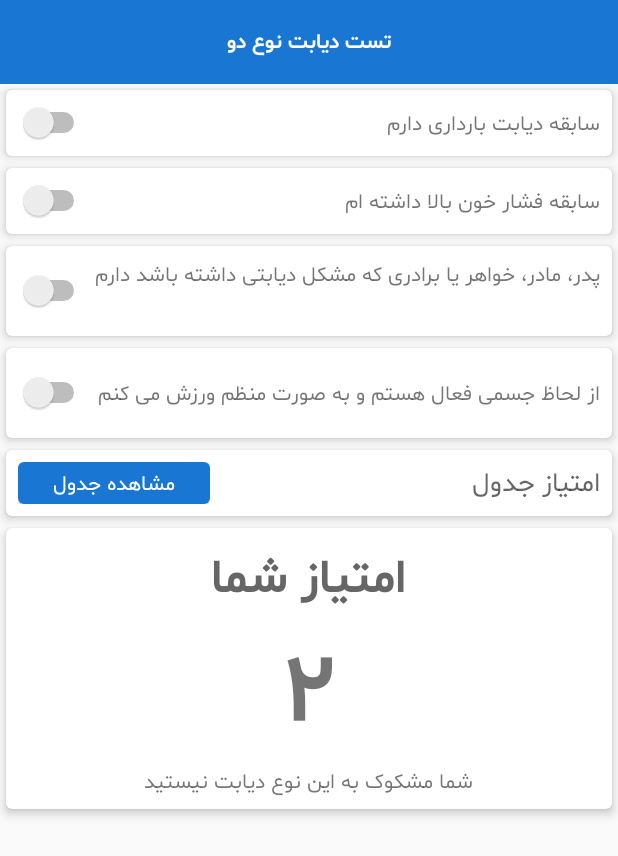
After one commit to danialnoaein/hackahealth2-diatel, an Android app: the DiabetesTypeTwoTestActivity screen opened directly, with no data from a screen before it, on a phone screen of 412 x 824 dp. The commit adds this screen. Shown: the top 856 px of the screen. Run offline under Robolectric (Android 15) with nearby library versions, the phone set to English and light mode, and no system bars.

Commit message:
Diabetes type 2 added.

```diff
--- a/app/src/main/java/fragments/main_fragments/CheckupFragment.java
+++ b/app/src/main/java/fragments/main_fragments/CheckupFragment.java
@@ -31,6 +31,7 @@ import java.util.ArrayList;
 
 import danialnoaein_widgets.TextView;
 import danialnoaein_widgets.TextViewBold;
+import hackahealth.diatel.DiabetesTypeTwoTestActivity;
 import hackahealth.diatel.GlucometerGuideActivity;
 import hackahealth.diatel.ImmediateCheckupActivity;
 import hackahealth.diatel.R;
@@ -88,6 +89,15 @@ public class CheckupFragment extends Fragment {
                 startActivity(intent);
             }
         });
+
+        ll_diabetes_risk_test.setOnClickListener(new View.OnClickListener() {
+            @Override
+            public void onClick(View v) {
+                Intent intent = new Intent(getActivity() , DiabetesTypeTwoTestActivity.class);
+                startActivity(intent);
+            }
+        });
+
 
 
     }
@@ -156,19 +166,11 @@ public class CheckupFragment extends Fragment {
 
     public void zoom(){
 
-//        Animation animation = AnimationUtils.loadAnimation(getContext(),
-//                R.anim.animation_zoom);
-//        tvb_start_checkup_btn_title.startAnimation(animation);
-//        animation.setRepeatMode(Animation.INFINITE);
-
         ObjectAnimator scaleAnim = ObjectAnimator.ofFloat(tv_tap_hint, "scaleX", 1.0f, 1.1f , 1.0f);
         scaleAnim.setDuration(1000);
         scaleAnim.setRepeatCount(ValueAnimator.INFINITE);
         scaleAnim.setRepeatMode(ValueAnimator.REVERSE/RESTART);
         scaleAnim.start();
 
-
-
-
     }
 }
--- /dev/null
+++ b/app/src/main/java/hackahealth/diatel/DiabetesTypeTwoTestActivity.java
@@ -0,0 +1,68 @@
+package hackahealth.diatel;
+
+import android.app.AlertDialog;
+import android.app.Dialog;
+import android.content.Context;
+import android.content.Intent;
+import android.support.v7.app.AppCompatActivity;
+import android.os.Bundle;
+import android.view.LayoutInflater;
+import android.view.View;
+import android.view.ViewGroup;
+import android.view.Window;
+import android.widget.ImageButton;
+import android.widget.ImageView;
+import android.widget.LinearLayout;
+import android.widget.RadioGroup;
+
+import danialnoaein_widgets.Button;
+
+public class DiabetesTypeTwoTestActivity extends AppCompatActivity {
+
+    ImageView iv_table;
+    Context context;
+
+    Button btn_show_table;
+    @Override
+    protected void onCreate(Bundle savedInstanceState) {
+        super.onCreate(savedInstanceState);
+        setContentView(R.layout.activity_diabetes_type_two_test);
+        findViews();
+        onClick();
+    }
+
+    private void findViews() {
+        btn_show_table = findViewById(R.id.btn_show_table);
+        iv_table = findViewById(R.id.iv_table);
+    }
+    private void onClick(){
+        btn_show_table.setOnClickListener(new View.OnClickListener() {
+            @Override
+            public void onClick(View v) {
+                AlertDialog.Builder builder = new AlertDialog.Builder( DiabetesTypeTwoTestActivity.this );
+
+                LayoutInflater inflater = getLayoutInflater();
+                View dialogView = inflater.inflate(R.layout.dialog_diabetes_type_two_test, null);
+                builder.setView(dialogView);
+
+                final AlertDialog dialog = builder.create();
+                dialog.show();
+
+                ImageButton iv_close = dialogView.findViewById(R.id.iv_close);
+                iv_close.setOnClickListener(new View.OnClickListener() {
+                    @Override
+                    public void onClick(View v) {
+                        dialog.dismiss();
+                    }
+                });
+
+
+
+            }
+        });
+    }
+    public Context getContext() {
+        return context;
+    }
+
+}
--- /dev/null
+++ b/app/src/main/res/drawable/ic_close.xml
@@ -0,0 +1,4 @@
+<vector android:height="24dp" android:viewportHeight="212.982"
+    android:viewportWidth="212.982" android:width="24dp" xmlns:android="http://schemas.android.com/apk/res/android">
+    <path android:fillColor="#FF000000" android:fillType="evenOdd" android:pathData="M131.804,106.491l75.936,-75.936c6.99,-6.99 6.99,-18.323 0,-25.312c-6.99,-6.99 -18.322,-6.99 -25.312,0l-75.937,75.937L30.554,5.242c-6.99,-6.99 -18.322,-6.99 -25.312,0c-6.989,6.99 -6.989,18.323 0,25.312l75.937,75.936L5.242,182.427c-6.989,6.99 -6.989,18.323 0,25.312c6.99,6.99 18.322,6.99 25.312,0l75.937,-75.937l75.937,75.937c6.989,6.99 18.322,6.99 25.312,0c6.99,-6.99 6.99,-18.322 0,-25.312L131.804,106.491z"/>
+</vector>
--- /dev/null
+++ b/app/src/main/res/layout/activity_diabetes_type_two_test.xml
@@ -0,0 +1,300 @@
+<?xml version="1.0" encoding="utf-8"?>
+<LinearLayout xmlns:android="http://schemas.android.com/apk/res/android"
+    xmlns:tools="http://schemas.android.com/tools"
+    android:layout_width="match_parent"
+    android:layout_height="match_parent"
+    xmlns:card_view="http://schemas.android.com/apk/res-auto"
+    android:orientation="vertical"
+    tools:context=".DiabetesTypeTwoTestActivity">
+
+    <!--Toolbar-->
+    <LinearLayout
+        android:layout_width="match_parent"
+        android:layout_height="?attr/actionBarSize"
+        android:background="@color/colorPrimary"
+        android:gravity="center">
+
+        <danialnoaein_widgets.TextViewBold
+            android:layout_width="wrap_content"
+            android:layout_height="wrap_content"
+            android:gravity="center"
+            android:text="تست دیابت نوع دو"
+            android:textColor="@android:color/white" />
+
+    </LinearLayout>
+
+    <android.support.v7.widget.CardView
+        android:layout_width="match_parent"
+        android:layout_height="wrap_content"
+        android:layout_margin="4dp"
+        android:id="@+id/cv_is_woman"
+        android:orientation="vertical"
+        card_view:cardCornerRadius="4dp"
+        card_view:cardElevation="4dp">
+
+        <LinearLayout
+            android:layout_width="match_parent"
+            android:layout_height="44dp"
+            android:orientation="horizontal"
+            android:padding="8dp">
+
+            <LinearLayout
+                android:layout_width="50dp"
+                android:layout_height="wrap_content"
+                android:layout_gravity="center">
+
+                <Switch
+                    android:layout_width="wrap_content"
+                    android:layout_height="wrap_content"
+                    android:checked="false" />
+
+            </LinearLayout>
+
+            <LinearLayout
+                android:layout_width="0dp"
+                android:layout_height="match_parent"
+                android:layout_weight="1"
+                android:gravity="right|center_vertical"
+                android:orientation="vertical">
+
+                <danialnoaein_widgets.TextView
+                    android:layout_width="wrap_content"
+                    android:layout_height="wrap_content"
+                    android:text="سابقه دیابت بارداری دارم" />
+
+            </LinearLayout>
+
+
+        </LinearLayout>
+
+    </android.support.v7.widget.CardView>
+
+    <android.support.v7.widget.CardView
+        android:layout_width="match_parent"
+        android:layout_height="wrap_content"
+        android:layout_margin="4dp"
+        android:orientation="vertical"
+        card_view:cardCornerRadius="4dp"
+        card_view:cardElevation="4dp">
+
+        <LinearLayout
+            android:layout_width="match_parent"
+            android:layout_height="44dp"
+            android:orientation="horizontal"
+            android:padding="8dp">
+
+            <LinearLayout
+                android:layout_width="50dp"
+                android:layout_height="wrap_content"
+                android:layout_gravity="center">
+
+                <Switch
+                    android:layout_width="wrap_content"
+                    android:layout_height="wrap_content"
+                    android:checked="false" />
+
+            </LinearLayout>
+
+            <LinearLayout
+                android:layout_width="0dp"
+                android:layout_height="match_parent"
+                android:layout_weight="1"
+                android:gravity="right|center_vertical"
+                android:orientation="vertical">
+
+                <danialnoaein_widgets.TextView
+                    android:layout_width="wrap_content"
+                    android:layout_height="wrap_content"
+                    android:text="سابقه فشار خون بالا داشته ام" />
+
+            </LinearLayout>
+
+
+        </LinearLayout>
+
+    </android.support.v7.widget.CardView>
+
+    <android.support.v7.widget.CardView
+        android:layout_width="match_parent"
+        android:layout_height="wrap_content"
+        android:layout_margin="4dp"
+        android:orientation="vertical"
+        card_view:cardCornerRadius="4dp"
+        card_view:cardElevation="4dp">
+
+        <LinearLayout
+            android:layout_width="match_parent"
+            android:layout_height="60dp"
+            android:orientation="horizontal"
+            android:padding="8dp">
+
+            <LinearLayout
+                android:layout_width="50dp"
+                android:layout_height="wrap_content"
+                android:layout_gravity="center">
+
+                <Switch
+                    android:layout_width="wrap_content"
+                    android:layout_height="wrap_content"
+                    android:checked="false" />
+
+            </LinearLayout>
+
+            <LinearLayout
+                android:layout_width="0dp"
+                android:layout_height="match_parent"
+                android:layout_weight="1"
+                android:gravity="right"
+                android:orientation="vertical">
+
+                <danialnoaein_widgets.TextView
+                    android:layout_width="wrap_content"
+                    android:layout_height="wrap_content"
+                    android:text="پدر، مادر، خواهر یا برادری که مشکل دیابتی داشته باشد دارم" />
+
+            </LinearLayout>
+
+
+        </LinearLayout>
+
+    </android.support.v7.widget.CardView>
+
+    <android.support.v7.widget.CardView
+        android:layout_width="match_parent"
+        android:layout_height="wrap_content"
+        android:layout_margin="4dp"
+        android:orientation="vertical"
+        card_view:cardCornerRadius="4dp"
+        card_view:cardElevation="4dp">
+
+        <LinearLayout
+            android:layout_width="match_parent"
+            android:layout_height="60dp"
+            android:orientation="horizontal"
+            android:padding="8dp">
+
+            <LinearLayout
+                android:layout_width="50dp"
+                android:layout_height="wrap_content"
+                android:layout_gravity="center">
+
+                <Switch
+                    android:layout_width="wrap_content"
+                    android:layout_height="wrap_content"
+                    android:checked="false" />
+
+            </LinearLayout>
+
+            <LinearLayout
+                android:layout_width="0dp"
+                android:layout_height="match_parent"
+                android:layout_weight="1"
+                android:gravity="right|center_vertical"
+                android:orientation="vertical">
+
+                <danialnoaein_widgets.TextView
+                    android:layout_width="wrap_content"
+                    android:layout_height="wrap_content"
+                    android:text="از لحاظ جسمی فعال هستم و به صورت منظم ورزش می کنم" />
+
+            </LinearLayout>
+
+
+        </LinearLayout>
+
+    </android.support.v7.widget.CardView>
+
+    <android.support.v7.widget.CardView
+        android:layout_width="match_parent"
+        android:layout_height="wrap_content"
+        android:layout_margin="4dp"
+        android:orientation="vertical"
+        card_view:cardCornerRadius="4dp"
+        card_view:cardElevation="4dp">
+
+        <LinearLayout
+            android:layout_width="match_parent"
+            android:layout_height="44dp"
+            android:orientation="horizontal"
+            android:padding="8dp">
+
+            <LinearLayout
+                android:layout_width="128dp"
+                android:layout_height="wrap_content"
+                android:orientation="vertical"
+                android:layout_gravity="center">
+
+                <danialnoaein_widgets.Button
+                    android:layout_width="match_parent"
+                    android:layout_height="28dp"
+                    android:text="مشاهده جدول"
+                    android:id="@+id/btn_show_table"
+                    android:background="@drawable/primary_background"
+                    android:textColor="@android:color/white"/>
+                <ImageView
+                    android:layout_width="10dp"
+                    android:layout_height="10dp"
+                    android:id="@+id/iv_table"
+                    android:adjustViewBounds="true"
+                    android:src="@drawable/diabetes_type_two_table"
+                    />
+            </LinearLayout>
+
+            <LinearLayout
+                android:layout_width="0dp"
+                android:layout_height="match_parent"
+                android:layout_weight="1"
+                android:gravity="right|center_vertical"
+                android:orientation="vertical">
+
+                <danialnoaein_widgets.EditText
+                    android:layout_width="wrap_content"
+                    android:layout_height="40dp"
+                    android:hint="امتیاز جدول"
+                    android:background="@android:color/transparent"/>
+
+            </LinearLayout>
+
+
+        </LinearLayout>
+
+    </android.support.v7.widget.CardView>
+
+    <android.support.v7.widget.CardView
+        android:layout_width="match_parent"
+        android:layout_height="wrap_content"
+        android:layout_margin="4dp"
+        android:orientation="vertical"
+        card_view:cardCornerRadius="4dp"
+        card_view:cardElevation="4dp">
+
+        <LinearLayout
+            android:layout_width="match_parent"
+            android:layout_height="wrap_content"
+            android:orientation="vertical"
+            android:gravity="center"
+            android:padding="8dp">
+
+            <danialnoaein_widgets.TextViewBold
+                android:layout_width="wrap_content"
+                android:layout_height="wrap_content"
+                android:textSize="32sp"
+                android:textColor="@color/grey_60"
+                android:text="امتیاز شما"/>
+
+            <danialnoaein_widgets.TextViewBold
+                android:layout_width="wrap_content"
+                android:layout_height="wrap_content"
+                android:textSize="66sp"
+                android:text="2"/>
+
+            <danialnoaein_widgets.TextView
+                android:layout_width="wrap_content"
+                android:layout_height="wrap_content"
+                android:text="شما مشکوک به این نوع دیابت نیستید"/>
+
+        </LinearLayout>
+
+    </android.support.v7.widget.CardView>
+
+</LinearLayout>
--- /dev/null
+++ b/app/src/main/res/layout/dialog_diabetes_type_two_test.xml
@@ -0,0 +1,23 @@
+<?xml version="1.0" encoding="utf-8"?>
+<LinearLayout xmlns:android="http://schemas.android.com/apk/res/android"
+    xmlns:app="http://schemas.android.com/apk/res-auto"
+    android:orientation="vertical"
+    android:layout_width="match_parent"
+    android:padding="8dp"
+    android:background="@android:color/white"
+    android:layout_height="match_parent">
+    <ImageButton
+        android:layout_width="wrap_content"
+        android:layout_height="wrap_content"
+        app:srcCompat="@drawable/ic_close"
+        android:id="@+id/iv_close"
+        android:tint="@color/grey_40"
+        android:layout_marginBottom="8dp"
+        android:background="@android:color/transparent"/>
+    <ImageView
+        android:layout_width="match_parent"
+        android:layout_height="wrap_content"
+        android:id="@+id/tutorial"
+        android:src="@drawable/diabetes_type_two_table"/>
+
+</LinearLayout>
--- a/app/src/main/res/values/strings.xml
+++ b/app/src/main/res/values/strings.xml
@@ -34,5 +34,4 @@
     <string name="nurse_phone_number_info_dialog_message">شماره تلفن همراه پرستار یا یکی از اعضای خانواده خود را جهت اطلاع از وضعیت سلامتی خودتان وارد کنید. \n این شماره تلفن فقط جهت ارسال پیامک وضعیت سلامتی شما استفاده می شود.</string>
 
 
-
 </resources>
```
Also changed, not shown: app/src/main/AndroidManifest.xml (+13 -6 lines), app/src/main/res/drawable/diabetes_type_two_table.png (added), 251 other files.
